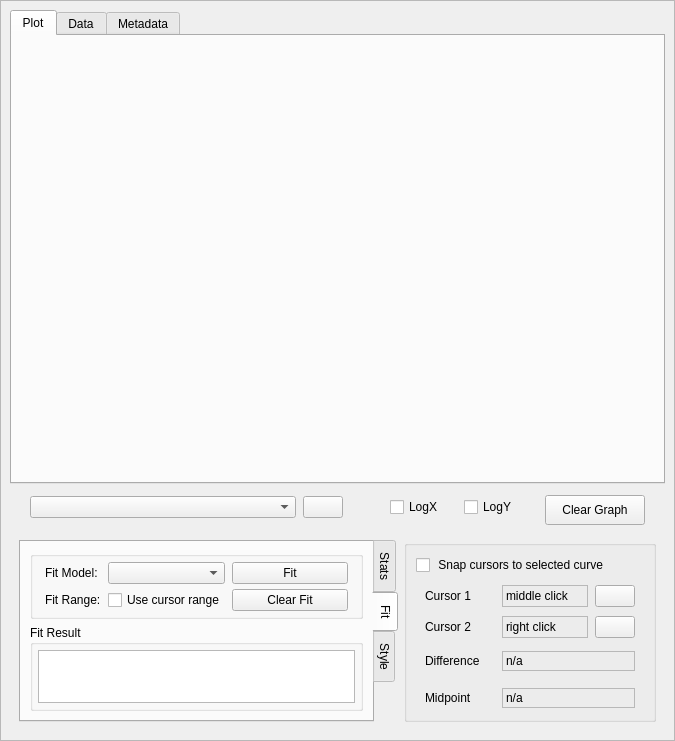
BCDA-APS/gemviz, file gemviz/resources/bluesky_runs_catalog_run_viz.ui: the form before one commit.
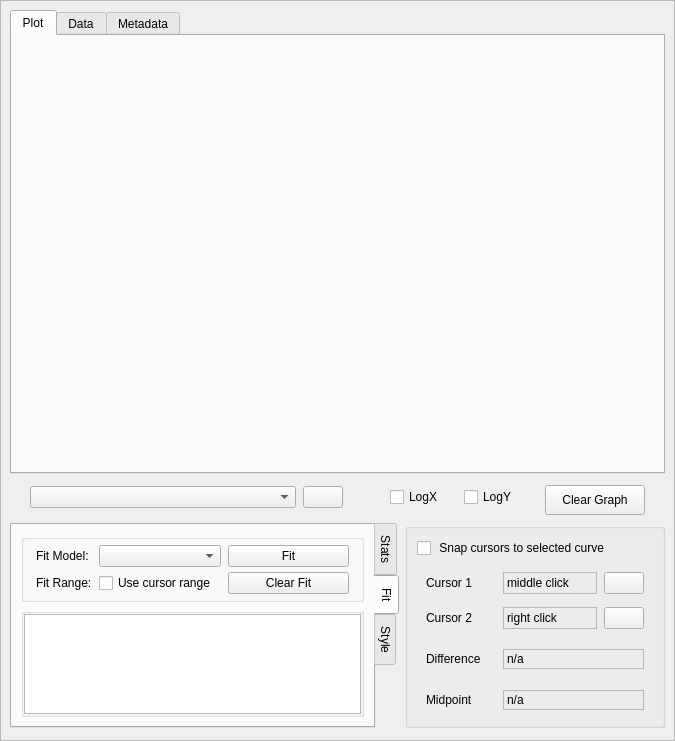
The form after the commit. The open tabs and pages were chosen to show the change. Icons and pictures are not drawn.

What changed in the file:
```diff
--- a/gemviz/resources/bluesky_runs_catalog_run_viz.ui
+++ b/gemviz/resources/bluesky_runs_catalog_run_viz.ui
@@ -36,8 +36,8 @@
        <rect>
         <x>0</x>
         <y>0</y>
-        <width>691</width>
-        <height>724</height>
+        <width>673</width>
+        <height>739</height>
        </rect>
       </property>
       <layout class="QVBoxLayout" name="verticalLayout">
@@ -290,23 +290,35 @@
          <property name="minimumSize">
           <size>
            <width>0</width>
-           <height>200</height>
+           <height>210</height>
           </size>
          </property>
          <property name="maximumSize">
           <size>
            <width>16777215</width>
-           <height>200</height>
+           <height>205</height>
           </size>
          </property>
          <layout class="QHBoxLayout" name="horizontalLayout" stretch="3,2">
+          <property name="leftMargin">
+           <number>0</number>
+          </property>
+          <property name="topMargin">
+           <number>0</number>
+          </property>
+          <property name="rightMargin">
+           <number>0</number>
+          </property>
+          <property name="bottomMargin">
+           <number>5</number>
+          </property>
           <item>
            <widget class="QTabWidget" name="graphInfo">
             <property name="tabPosition">
              <enum>QTabWidget::East</enum>
             </property>
             <property name="currentIndex">
-             <number>0</number>
+             <number>1</number>
             </property>
             <widget class="QWidget" name="Stats">
              <attribute name="title">
@@ -728,23 +740,23 @@
                  </sizepolicy>
                 </property>
                 <property name="title">
-                 <string>Fit Result</string>
+                 <string/>
                 </property>
                 <layout class="QVBoxLayout" name="fitResultsLayout">
                  <property name="spacing">
                   <number>5</number>
                  </property>
                  <property name="leftMargin">
-                  <number>5</number>
+                  <number>0</number>
                  </property>
                  <property name="topMargin">
-                  <number>5</number>
+                  <number>0</number>
                  </property>
                  <property name="rightMargin">
-                  <number>5</number>
+                  <number>0</number>
                  </property>
                  <property name="bottomMargin">
-                  <number>5</number>
+                  <number>0</number>
                  </property>
                  <item>
                   <widget class="QTextEdit" name="fitDetails">
```
